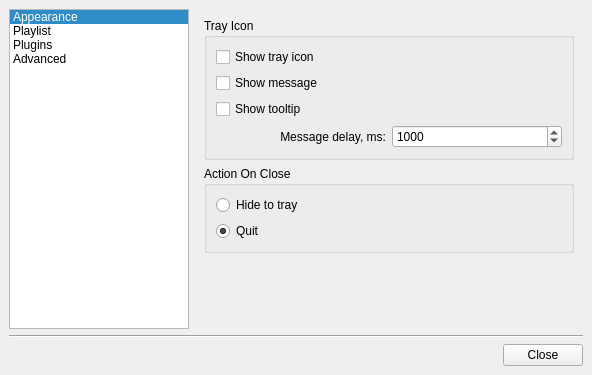
Qt form branches/qmmp-0.1/src/configdialog.ui (calupator/QMMP) before a commit.
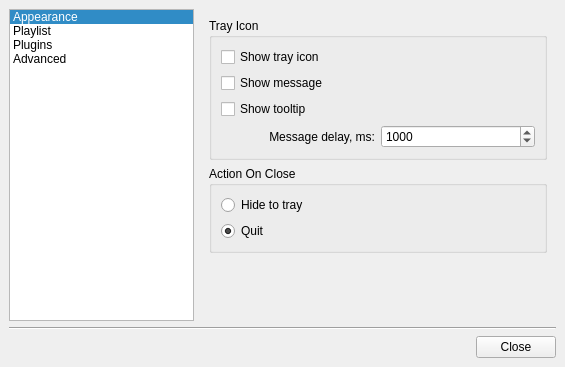
The same form after that commit. The open tabs and pages were chosen to show the change. Icons and pictures are not drawn.

Commit message: fixed build with Qt-4.2

What changed in the file:
```diff
--- a/branches/qmmp-0.1/src/configdialog.ui
+++ b/branches/qmmp-0.1/src/configdialog.ui
@@ -5,131 +5,26 @@
    <rect>
     <x>0</x>
     <y>0</y>
-    <width>592</width>
-    <height>375</height>
+    <width>565</width>
+    <height>367</height>
    </rect>
   </property>
   <property name="windowTitle" >
    <string>Qmmp Settings</string>
   </property>
-  <layout class="QVBoxLayout" >
-   <property name="spacing" >
-    <number>6</number>
-   </property>
-   <property name="leftMargin" >
+  <layout class="QGridLayout" >
+   <property name="margin" >
     <number>9</number>
    </property>
-   <property name="topMargin" >
-    <number>9</number>
-   </property>
-   <property name="rightMargin" >
-    <number>9</number>
-   </property>
-   <property name="bottomMargin" >
-    <number>9</number>
-   </property>
-   <item>
-    <layout class="QHBoxLayout" >
      <property name="spacing" >
       <number>6</number>
      </property>
-     <property name="leftMargin" >
-      <number>0</number>
-     </property>
-     <property name="topMargin" >
-      <number>0</number>
-     </property>
-     <property name="rightMargin" >
-      <number>0</number>
-     </property>
-     <property name="bottomMargin" >
-      <number>0</number>
-     </property>
-     <item>
-      <widget class="QListWidget" name="contentsWidget" >
-       <property name="sizePolicy" >
-        <sizepolicy vsizetype="Expanding" hsizetype="Expanding" >
-         <horstretch>0</horstretch>
-         <verstretch>0</verstretch>
-        </sizepolicy>
-       </property>
-       <property name="maximumSize" >
-        <size>
-         <width>180</width>
-         <height>16777215</height>
-        </size>
-       </property>
-       <property name="iconSize" >
-        <size>
-         <width>38</width>
-         <height>38</height>
-        </size>
-       </property>
-       <property name="movement" >
-        <enum>QListView::Static</enum>
-       </property>
-       <property name="flow" >
-        <enum>QListView::TopToBottom</enum>
-       </property>
-       <property name="isWrapping" stdset="0" >
-        <bool>false</bool>
-       </property>
-       <property name="resizeMode" >
-        <enum>QListView::Adjust</enum>
-       </property>
-       <property name="viewMode" >
-        <enum>QListView::ListMode</enum>
-       </property>
-       <property name="uniformItemSizes" >
-        <bool>false</bool>
-       </property>
-       <property name="batchSize" >
-        <number>100</number>
-       </property>
-       <property name="wordWrap" >
-        <bool>false</bool>
-       </property>
-       <property name="currentRow" >
-        <number>0</number>
-       </property>
-       <item>
-        <property name="text" >
-         <string>Appearance</string>
-        </property>
-        <property name="icon" >
-         <iconset resource="images/images.qrc" >:/interface.png</iconset>
-        </property>
-       </item>
-       <item>
-        <property name="text" >
-         <string>Playlist</string>
-        </property>
-        <property name="icon" >
-         <iconset resource="images/images.qrc" >:/playlist.png</iconset>
-        </property>
-       </item>
-       <item>
-        <property name="text" >
-         <string>Plugins</string>
-        </property>
-        <property name="icon" >
-         <iconset resource="images/images.qrc" >:/plugins.png</iconset>
-        </property>
-       </item>
-       <item>
-        <property name="text" >
-         <string>Advanced</string>
-        </property>
-        <property name="icon" >
-         <iconset resource="images/images.qrc" >:/advanced.png</iconset>
-        </property>
-       </item>
-      </widget>
-     </item>
-     <item>
+   <item row="0" column="1" >
       <widget class="QStackedWidget" name="stackedWidget" >
        <property name="sizePolicy" >
-        <sizepolicy vsizetype="Preferred" hsizetype="Preferred" >
+      <sizepolicy>
+       <hsizetype>5</hsizetype>
+       <vsizetype>5</vsizetype>
          <horstretch>0</horstretch>
          <verstretch>0</verstretch>
         </sizepolicy>
@@ -569,19 +464,7 @@
             <property name="leftMargin" >
              <number>9</number>
             </property>
-            <property name="topMargin" >
-             <number>9</number>
-            </property>
-            <property name="rightMargin" >
-             <number>9</number>
-            </property>
-            <property name="bottomMargin" >
-             <number>9</number>
-            </property>
-            <property name="horizontalSpacing" >
-             <number>6</number>
-            </property>
-            <property name="verticalSpacing" >
+          <property name="spacing" >
              <number>6</number>
             </property>
             <item row="2" column="0" >
@@ -643,18 +526,6 @@
             <property name="spacing" >
              <number>6</number>
             </property>
-            <property name="leftMargin" >
-             <number>9</number>
-            </property>
-            <property name="topMargin" >
-             <number>9</number>
-            </property>
-            <property name="rightMargin" >
-             <number>9</number>
-            </property>
-            <property name="bottomMargin" >
-             <number>9</number>
-            </property>
             <item>
              <widget class="QRadioButton" name="hideToTrayRadioButton" >
               <property name="text" >
@@ -692,32 +563,104 @@
        </widget>
       </widget>
      </item>
-    </layout>
+   <item row="0" column="0" >
+    <widget class="QListWidget" name="contentsWidget" >
+     <property name="sizePolicy" >
+      <sizepolicy>
+       <hsizetype>4</hsizetype>
+       <vsizetype>5</vsizetype>
+       <horstretch>0</horstretch>
+       <verstretch>0</verstretch>
+      </sizepolicy>
+     </property>
+     <property name="maximumSize" >
+      <size>
+       <width>185</width>
+       <height>16777215</height>
+      </size>
+     </property>
+     <property name="iconSize" >
+      <size>
+       <width>38</width>
+       <height>38</height>
+      </size>
+     </property>
+     <property name="movement" >
+      <enum>QListView::Static</enum>
+     </property>
+     <property name="flow" >
+      <enum>QListView::TopToBottom</enum>
+     </property>
+     <property name="isWrapping" stdset="0" >
+      <bool>false</bool>
+     </property>
+     <property name="resizeMode" >
+      <enum>QListView::Adjust</enum>
+     </property>
+     <property name="viewMode" >
+      <enum>QListView::ListMode</enum>
+     </property>
+     <property name="uniformItemSizes" >
+      <bool>false</bool>
+     </property>
+     <property name="batchSize" >
+      <number>100</number>
+     </property>
+     <property name="wordWrap" >
+      <bool>false</bool>
+     </property>
+     <property name="currentRow" >
+      <number>0</number>
+     </property>
+     <item>
+      <property name="text" >
+       <string>Appearance</string>
+      </property>
+      <property name="icon" >
+       <iconset resource="images/images.qrc" >:/interface.png</iconset>
+      </property>
    </item>
    <item>
+      <property name="text" >
+       <string>Playlist</string>
+      </property>
+      <property name="icon" >
+       <iconset resource="images/images.qrc" >:/playlist.png</iconset>
+      </property>
+     </item>
+     <item>
+      <property name="text" >
+       <string>Plugins</string>
+      </property>
+      <property name="icon" >
+       <iconset resource="images/images.qrc" >:/plugins.png</iconset>
+      </property>
+     </item>
+     <item>
+      <property name="text" >
+       <string>Advanced</string>
+      </property>
+      <property name="icon" >
+       <iconset resource="images/images.qrc" >:/advanced.png</iconset>
+      </property>
+     </item>
+    </widget>
+   </item>
+   <item row="1" column="0" colspan="2" >
     <widget class="Line" name="line" >
      <property name="orientation" >
       <enum>Qt::Horizontal</enum>
      </property>
     </widget>
    </item>
-   <item>
+   <item row="3" column="0" colspan="2" >
     <layout class="QHBoxLayout" >
+     <property name="margin" >
+      <number>0</number>
+     </property>
      <property name="spacing" >
       <number>6</number>
      </property>
-     <property name="leftMargin" >
-      <number>0</number>
-     </property>
-     <property name="topMargin" >
-      <number>0</number>
-     </property>
-     <property name="rightMargin" >
-      <number>0</number>
-     </property>
-     <property name="bottomMargin" >
-      <number>0</number>
-     </property>
      <item>
       <spacer>
        <property name="orientation" >
```
Left out of the diff: 197 changed lines with no effect on the pictures. Lines whose indentation alone changed are shown as unchanged.
